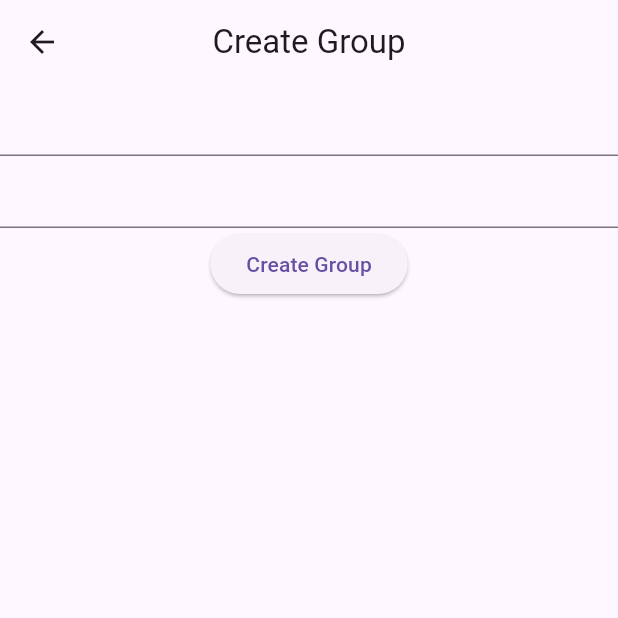
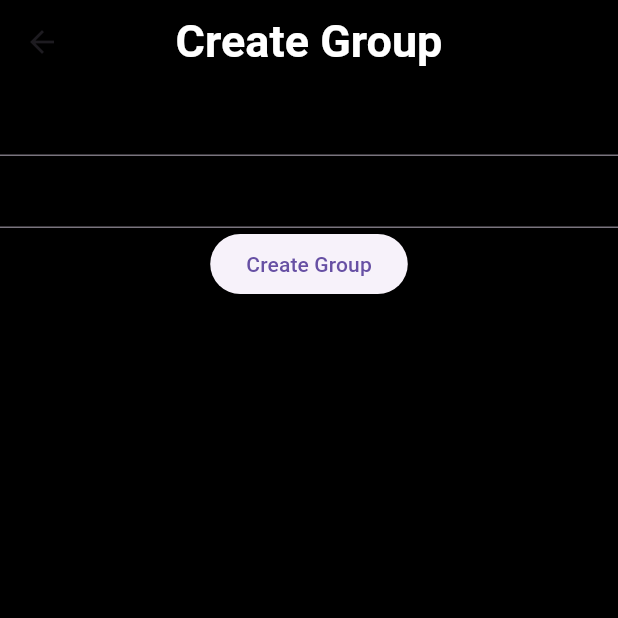
Before and after one commit to AvezChadchan/Study_Buddy, a Flutter app: the HomeScreen screen opened by its route, after a tap on "Create Group", on a phone screen of 412 x 824 dp, the top half of it. Run offline on Flutter 3.47's test engine with Material 3 defaults, Android fonts, the phone set to English and light mode, and no system bars; our stand-ins replace cloud_firestore, firebase_auth, firebase_core; missing offline and left inert: firebase_app_check; accounts and stored records are empty; generated files the repository leaves out were written again.

Commit message:
Refactor HomeScreen UI and GroupCreationScreen

```diff
--- a/lib/main.dart
+++ b/lib/main.dart
@@ -9,7 +9,6 @@ import 'package:studybuddy/screens/login_screen.dart';
 import 'package:studybuddy/screens/registration_screen.dart';
 import 'package:studybuddy/providers/auth_provider.dart';
 import 'package:studybuddy/providers/group_provider.dart';
-import 'package:studybuddy/models/group_model.dart';
 
 void main() async {
   WidgetsFlutterBinding.ensureInitialized();
--- a/lib/providers/auth_provider.dart
+++ b/lib/providers/auth_provider.dart
@@ -17,7 +17,6 @@ class AuthProvider extends ChangeNotifier {
       UserCredential userCredential = await _auth
           .createUserWithEmailAndPassword(email: email, password: password);
       User? firebaseUser = userCredential.user;
-      print('Attempting sign-up with $email and $displayName');
       if (firebaseUser != null) {
         _user = UserModel(
           uid: firebaseUser.uid,
--- a/lib/screens/group_creation_screen.dart
+++ b/lib/screens/group_creation_screen.dart
@@ -1,9 +1,9 @@
-import 'package:flutter/cupertino.dart';
 import 'package:flutter/material.dart';
 import 'package:provider/provider.dart';
 import 'package:studybuddy/providers/group_provider.dart';
 
 class GroupCreationScreen extends StatefulWidget {
+  @override
   State<GroupCreationScreen> createState() => _GroupCreationScreenState();
 }
 
@@ -25,27 +25,48 @@ class _GroupCreationScreenState extends State<GroupCreationScreen> {
     );
     Navigator.pop(context);
   }
-  void dispose(){
+
+  void dispose() {
     _groupNameController.dispose();
     _logoUrlController.dispose();
     super.dispose();
   }
+
   @override
   Widget build(BuildContext context) {
     return Scaffold(
-      appBar: AppBar(title: Text("Create Group"), centerTitle: true),
-      body: Column(children: [
-        TextField(
-          controller: _groupNameController,
+      appBar: AppBar(
+        title: Text(
+          "Create Group",
+          style: TextStyle(
+            color: Colors.white,
+            fontSize: 30,
+            fontWeight: FontWeight.bold,
+          ),
         ),
-        TextField(
-          controller: _logoUrlController,
+        centerTitle: true,
+        backgroundColor: Colors.black,
+      ),
+      body: Container(
+        color: Colors.black,
+        child: Column(
+          children: [
+            TextField(controller: _groupNameController),
+            TextField(controller: _logoUrlController),
+            ElevatedButton(
+              onPressed: _createGroup,
+              child: Text("Create Group"),
+            ),
+          ],
         ),
-        ElevatedButton(
-          onPressed: _createGroup,
-          child: Text("Create Group"),
-        ),
-      ]),
+      ),
+    );
+  }
+
+  Widget customTextField({required textController, required labelText}) {
+    return TextField(
+      controller: textController,
+      decoration: InputDecoration(labelText: labelText),
     );
   }
 }
--- a/lib/screens/home_screen.dart
+++ b/lib/screens/home_screen.dart
@@ -1,6 +1,5 @@
 import 'package:flutter/material.dart';
 import 'package:provider/provider.dart';
-import 'package:studybuddy/models/user_model.dart';
 import 'package:studybuddy/providers/group_provider.dart';
 
 class HomeScreen extends StatefulWidget {
@@ -11,9 +10,11 @@ class HomeScreen extends StatefulWidget {
 class _HomeScreenState extends State<HomeScreen> {
   @override
   Widget build(BuildContext context) {
+    final groupProvider = Provider.of<GroupProvider>(context, listen: false);
+
     return Scaffold(
       appBar: AppBar(
-        title: Text(
+        title: const Text(
           'StudyBuddy',
           style: TextStyle(
             fontSize: 30,
@@ -22,122 +23,119 @@ class _HomeScreenState extends State<HomeScreen> {
           ),
         ),
         backgroundColor: Colors.black,
+        elevation: 2,
       ),
-      body: Container(
-        height: double.infinity,
-        width: double.infinity,
-        color: Colors.black,
-        child: Stack(
+      backgroundColor: Colors.black,
+      floatingActionButton: FloatingActionButton.extended(
+        onPressed: () {
+          Navigator.pushNamed(context, '/creategroup');
+        },
+        label: const Text(
+          'Create Group',
+          style: TextStyle(fontWeight: FontWeight.w600),
+        ),
+        icon: const Icon(Icons.group_add),
+        backgroundColor: const Color(0xFFA8BEE7FF),
+        foregroundColor: Colors.black,
+      ),
+      body: Padding(
+        padding: const EdgeInsets.all(16.0),
+        child: Column(
+          crossAxisAlignment: CrossAxisAlignment.start,
           children: [
-            Positioned(
-              // top: 10,
-              left: 18,
-              child: Text(
-                'Welcome back, User',
+            const Text(
+              'Welcome back, User 👋',
               style: TextStyle(
                 fontWeight: FontWeight.w500,
-                  fontSize: 23,
+                fontSize: 22,
                 color: Colors.white,
               ),
             ),
-            ),
-            Positioned(
-              top: 60,
-              left: 25,
-              child: SizedBox(
-                height: 190,
-                width: 600,
+            const SizedBox(height: 20),
+            Expanded(
               child: Consumer<GroupProvider>(
-                  builder: (context, GroupProvider, child) {
-                    final groups = GroupProvider.groups;
+                builder: (context, provider, child) {
+                  final groups = provider.groups;
+
                   if (groups.isEmpty) {
-                      return Padding(
-                        padding: const EdgeInsets.all(50.0),
-                        child: Center(
+                    return const Center(
                       child: Text(
                         'No groups yet. Create one!',
                         style: TextStyle(
-                              fontSize: 20,
+                          fontSize: 18,
                           fontWeight: FontWeight.bold,
                           color: Colors.white30,
                         ),
                       ),
-                        ),
                     );
                   }
+
+                  final crossAxisCount =
+                      MediaQuery.of(context).size.width > 600 ? 3 : 2;
+
                   return GridView.builder(
-                      scrollDirection: Axis.horizontal,
+                    padding: const EdgeInsets.all(8),
                     itemCount: groups.length,
+                    gridDelegate: SliverGridDelegateWithFixedCrossAxisCount(
+                      crossAxisCount: crossAxisCount,
+                      crossAxisSpacing: 10,
+                      mainAxisSpacing: 10,
+                      childAspectRatio: 0.85,
+                    ),
                     itemBuilder: (context, index) {
                       final group = groups[index];
-                        return Padding(
-                          padding: const EdgeInsets.all(8.0),
-                          child: GestureDetector(
-                            onTap: () {}, //for going to group page
-                            child: Container(
+                      return GestureDetector(
+                        onTap: () {},
+                        child: Card(
+                          shape: RoundedRectangleBorder(
+                            borderRadius: BorderRadius.circular(16),
+                          ),
+                          elevation: 5,
+                          color: Colors.grey[900],
                           child: Column(
                             mainAxisAlignment: MainAxisAlignment.center,
                             children: [
                               CircleAvatar(
-                                    radius: 50,
+                                radius: 40,
                                 backgroundImage:
                                     group.logoUrl != null
                                         ? NetworkImage(group.logoUrl!)
-                                            : AssetImage(
+                                        : const AssetImage(
                                               'assets/default_logo.png',
-                                            ), // as ImageProvider,
+                                            )
+                                            as ImageProvider,
                                 child:
                                     group.logoUrl == null
                                         ? Text(
-                                              'G',
-                                              style: TextStyle(fontSize: 40),
+                                          group.groupName.isNotEmpty
+                                              ? group.groupName[0].toUpperCase()
+                                              : "G",
+                                          style: const TextStyle(
+                                            fontSize: 28,
+                                            fontWeight: FontWeight.bold,
+                                            color: Colors.white,
+                                          ),
                                         )
                                         : null,
                               ),
-                                  SizedBox(height: 5),
+                              const SizedBox(height: 10),
                               Text(
                                 group.groupName,
-                                    style: TextStyle(
+                                textAlign: TextAlign.center,
+                                style: const TextStyle(
                                   fontWeight: FontWeight.bold,
-                                      fontSize: 20,
-                                      color: Colors.white60,
+                                  fontSize: 16,
+                                  color: Colors.white,
                                 ),
+                                overflow: TextOverflow.ellipsis,
                               ),
                             ],
                           ),
                         ),
-                          ),
                       );
                     },
-                      gridDelegate: SliverGridDelegateWithFixedCrossAxisCount(
-                        crossAxisCount: 1,
-                      ),
                   );
                 },
-                ),
-              ),
-            ),
-            Positioned(
-              bottom: 70,
-              right: 130,
-              child: ElevatedButton(
-                onPressed: () {
-                  Navigator.pushReplacementNamed(context, '/creategroup');
-                },
-                child: Text('Create Group',style: TextStyle(fontWeight: FontWeight.w700,fontSize: 16),),
-                style: ElevatedButton.styleFrom(
-                  backgroundColor: Color(0xFFA8BEE7FF),
-                  foregroundColor: Colors.black,
-                  shadowColor: Colors.white,
-                  elevation: 5,
-                  padding: const EdgeInsets.symmetric(
-                    horizontal: 30,
-                    vertical: 15,
-                  ),
-                  shape: RoundedRectangleBorder(
-                    borderRadius: BorderRadius.circular(20),
-                  ),
-                ),
               ),
             ),
           ],
--- a/lib/screens/login_screen.dart
+++ b/lib/screens/login_screen.dart
@@ -1,6 +1,5 @@
 import 'package:flutter/material.dart';
 import 'package:provider/provider.dart';
-import 'package:studybuddy/screens/home_screen.dart';
 import '../providers/auth_provider.dart';
 
 class LoginScreen extends StatefulWidget {
```
Lines whose indentation alone changed are shown as unchanged.
